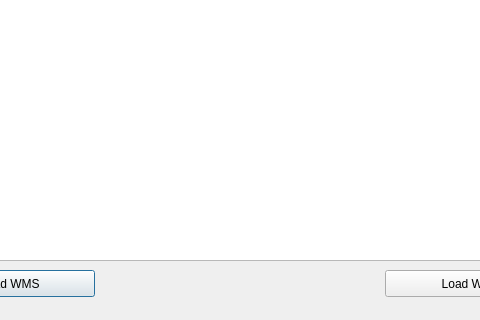
This is dlg_addLayer.ui in LESPROJEKT/qgis-layman-plugin as Qt 5 draws it before an edit; both pictures show x 95 to 575 and y 180 to 500 of the 900 by 500 pixel window. The edited form follows.
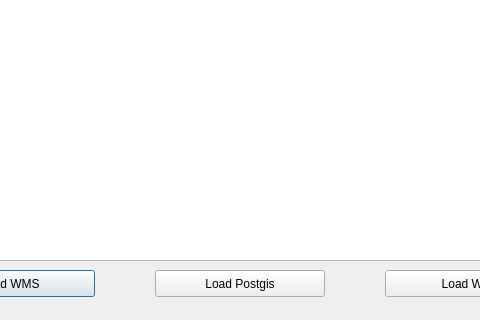
This is the edited form. Custom widgets are drawn as their Qt base class.

Commit message: load postgis layer from layman - prototype

Patch:
```diff
--- a/dlg_addLayer.ui
+++ b/dlg_addLayer.ui
@@ -319,6 +319,19 @@
     <string>Disable</string>
    </property>
   </widget>
+  <widget class="QPushButton" name="pushButton_postgis">
+   <property name="geometry">
+    <rect>
+     <x>250</x>
+     <y>450</y>
+     <width>170</width>
+     <height>27</height>
+    </rect>
+   </property>
+   <property name="text">
+    <string>Load Postgis</string>
+   </property>
+  </widget>
  </widget>
  <customwidgets>
   <customwidget>
```
The commit also changes 1 other file.
